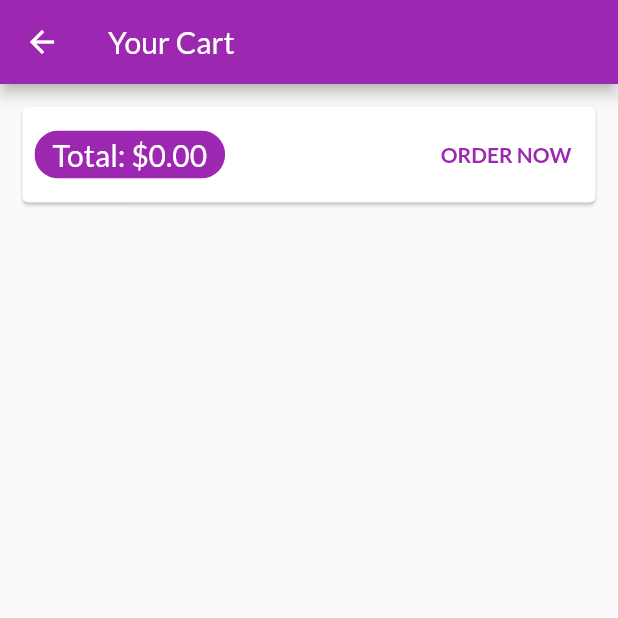
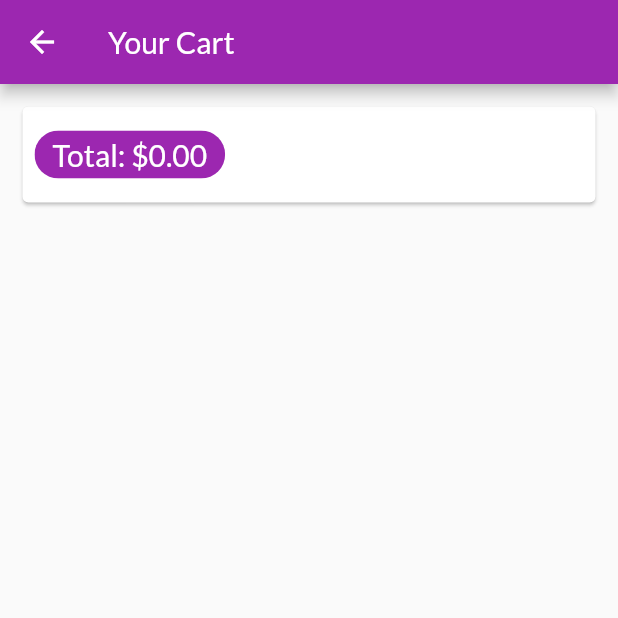
Before and after one commit to ArnavSaxena515/shop_sharp, a Flutter app: the CartScreen screen opened by its route, on a phone screen of 412 x 824 dp, the top half of it. Run offline on Flutter 3.47's test engine with Material 2 defaults, Android fonts, the phone set to English and light mode, and no system bars; our stand-ins replace shared_preferences, transparent_image; accounts and stored records are empty.

Commit message:
11th Commit: Cart screen fixes
User can no longer trigger order dispatches on empty carts

```diff
--- a/lib/screens/cart_screen.dart
+++ b/lib/screens/cart_screen.dart
@@ -45,9 +45,9 @@ class _CartScreenState extends State<CartScreen> {
                     _isLoading
                         ? const CircularProgressIndicator()
                         : AbsorbPointer(
-                            absorbing: cart.items.values.isEmpty || _isLoading,
+                             absorbing: cart.items.values.isEmpty,
                             child: Visibility(
-                              visible: cart.items.values.isEmpty || _isLoading,
+                              visible: cart.items.values.isNotEmpty,
                               child: TextButton(
                                 onPressed: () async {
                                   try {
```
